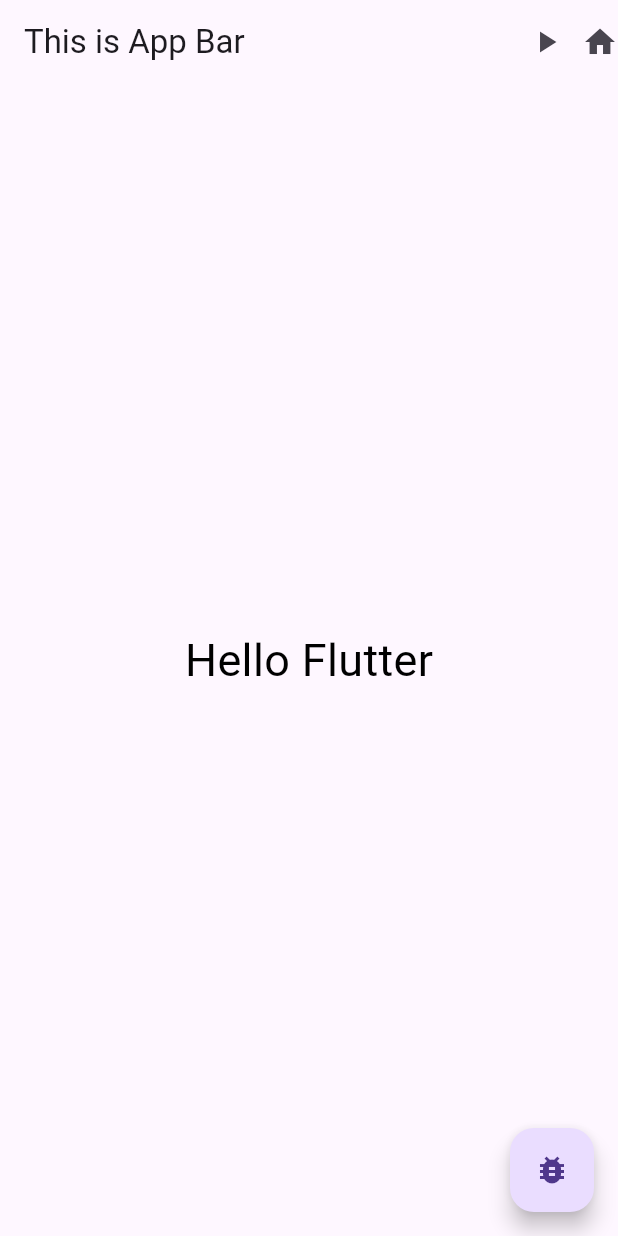
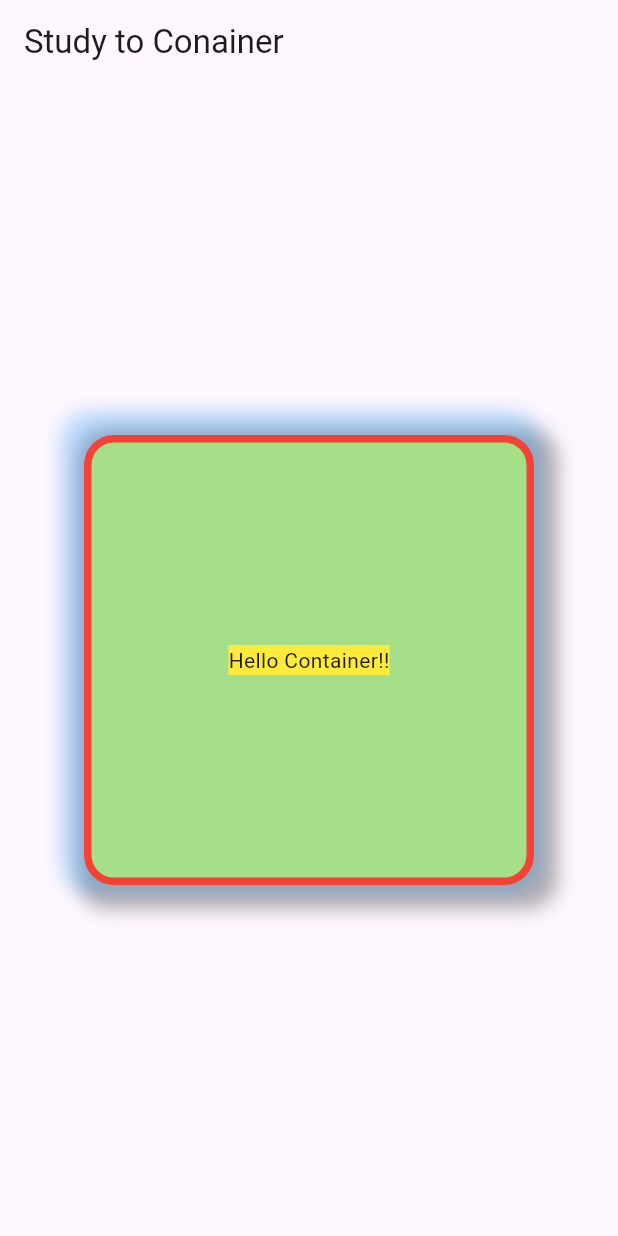
Before and after one commit to rudxo93/Flutter_learning_app_1, a Flutter app: the screen it shows after launch, on a phone screen of 412 x 824 dp. Run offline on Flutter 3.47's test engine with Material 3 defaults, Android fonts, the phone set to English and light mode, and no system bars.

Commit message:
About Flutter Widget 1. Container & Center Widget

```diff
--- a/lib/main.dart
+++ b/lib/main.dart
@@ -4,39 +4,54 @@ void main() {
   runApp(MaterialApp(
     home: Scaffold(
       appBar: AppBar(
-        actions: [
-          IconButton(
-            icon: Icon(Icons.play_arrow),
-            onPressed: () {
-              print('Tab!');
-            },
-          ),
-          Icon(Icons.home)
-        ],
-        centerTitle: false,
-        title: Text('This is App Bar'),
+        title: Text('Study to Conainer'),
       ),
-      body: TestWidget(),
-      floatingActionButton: FloatingActionButton(
-        child: Icon(Icons.bug_report),
-        onPressed: () {
-          print('Tab! FAB!!!!');
-        },
-      ),
+      body: CustomContainer(),
     ),
   ));
 }
 
-class TestWidget extends StatelessWidget {
-  const TestWidget({super.key});
+///  width: double.infinity - 좌 우 끝까지 채운다.. -> match_parent
+///  color: Color(0xFF5E4343) - Color Hex 값 사용 -> 0xFFRGB (FF 투명도, 뒤에 RGB값)
+///  EdgeInsets.symmetric(vertical: 12 ,horizontal: 10) - vertical 상, 하 / horizontal 좌, 우
+///  BoxDecoration 사용 시 밖에 color가 선언될 경우 Error 발생
+class CustomContainer extends StatelessWidget {
+  const CustomContainer({super.key});
 
   @override
   Widget build(BuildContext context) {
-    return SafeArea(
+    return Center(
+      child: Container(
+        width: 300,
+        height: 300,
+        //color: Color(0xFFA5E088),
+        padding: EdgeInsets.fromLTRB(10, 12, 10, 12),
+        //margin: EdgeInsets.symmetric(vertical: 12 ,horizontal: 10),
+        decoration: BoxDecoration(
+            color: Color(0xFFA5E088),
+            border: Border.all(
+                color: Colors.red, width: 5, style: BorderStyle.solid),
+            borderRadius: BorderRadius.circular(20),
+            boxShadow: [
+              BoxShadow(
+                  color: Colors.black.withOpacity(0.3),
+                  offset: Offset(6, 6),
+                  blurRadius: 10,
+                  spreadRadius: 10),
+              BoxShadow(
+                  color: Colors.blue.withOpacity(0.3),
+                  offset: Offset(-6, -6),
+                  blurRadius: 10,
+                  spreadRadius: 10)
+            ]),
         child: Center(
-            child: Text(
-      'Hello Flutter',
-      style: TextStyle(color: Colors.black, fontSize: 30),
-    )));
+          child: Container(
+            color: Colors.yellow,
+            child: Text('Hello Container!!'),
+          ),
+        ),
+      ),
+    );
+    {}
   }
 }
```
